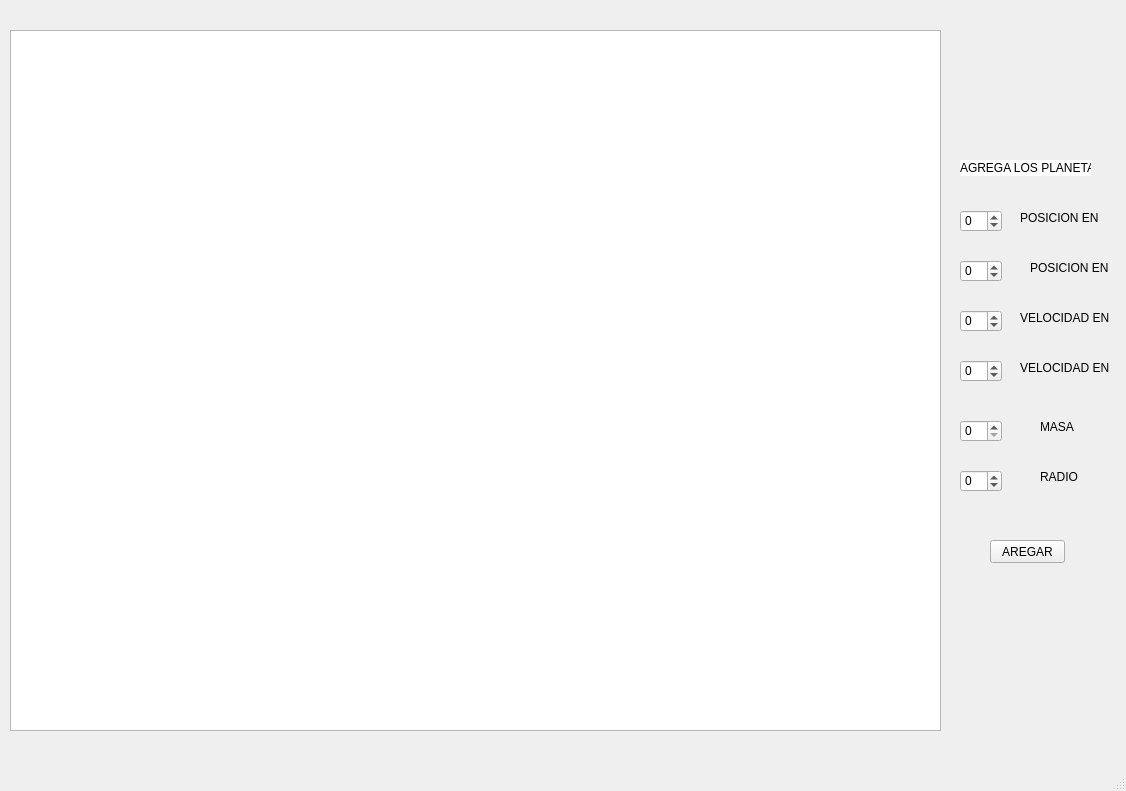
Above: mainwindow.ui from SebastianArroyo/Lab_6 before the change. Below: the same form after it.
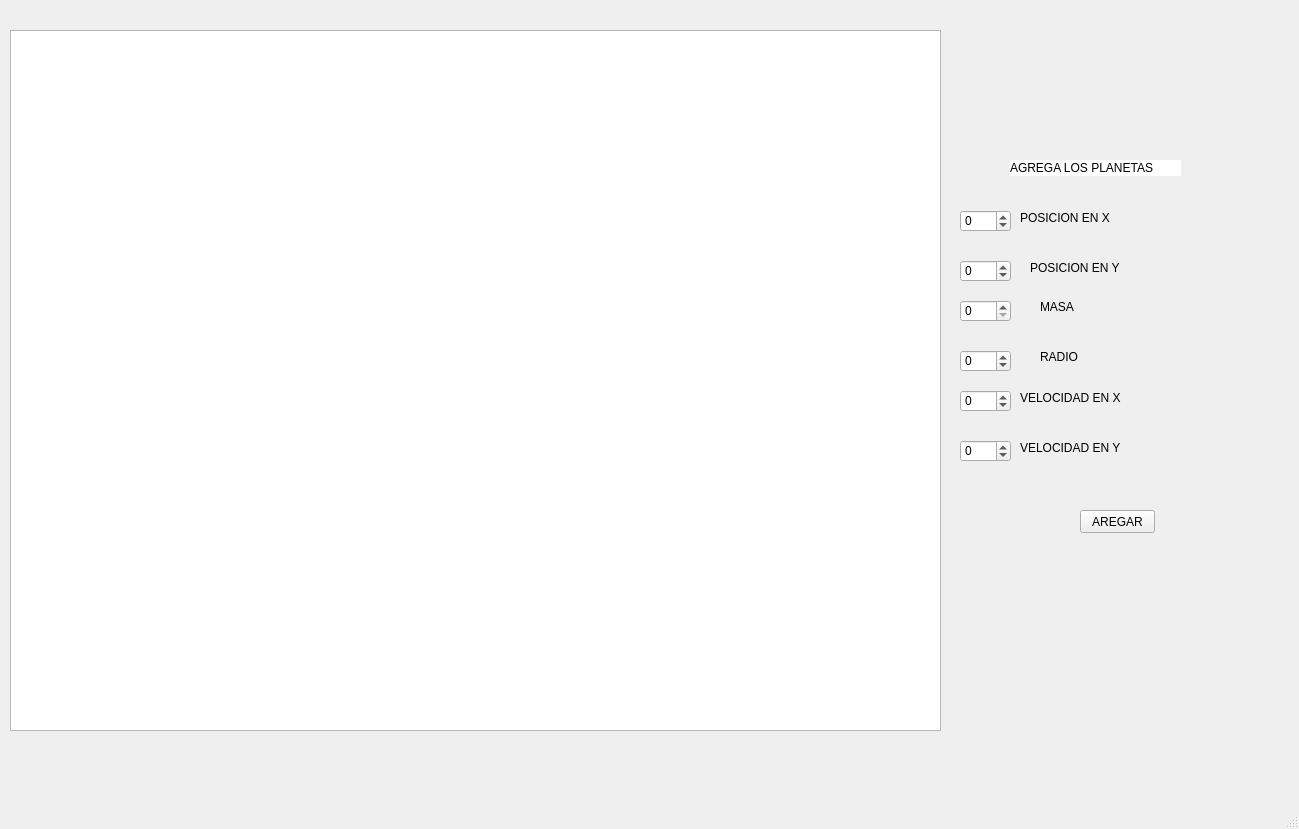
That is the form after the change.

What changed in the file:
```diff
--- a/mainwindow.ui
+++ b/mainwindow.ui
@@ -6,8 +6,8 @@
    <rect>
     <x>0</x>
     <y>0</y>
-    <width>1126</width>
-    <height>791</height>
+    <width>1299</width>
+    <height>829</height>
    </rect>
   </property>
   <property name="windowTitle">
@@ -28,8 +28,8 @@
     <property name="geometry">
      <rect>
       <x>960</x>
-      <y>470</y>
-      <width>42</width>
+      <y>350</y>
+      <width>51</width>
       <height>22</height>
      </rect>
     </property>
@@ -45,7 +45,7 @@
      <rect>
       <x>960</x>
       <y>210</y>
-      <width>42</width>
+      <width>51</width>
       <height>22</height>
      </rect>
     </property>
@@ -66,7 +66,7 @@
     <property name="geometry">
      <rect>
       <x>1040</x>
-      <y>470</y>
+      <y>350</y>
       <width>47</width>
       <height>13</height>
      </rect>
@@ -79,8 +79,8 @@
     <property name="geometry">
      <rect>
       <x>1020</x>
-      <y>310</y>
-      <width>91</width>
+      <y>390</y>
+      <width>121</width>
       <height>16</height>
      </rect>
     </property>
@@ -93,7 +93,7 @@
      <rect>
       <x>1020</x>
       <y>210</y>
-      <width>81</width>
+      <width>111</width>
       <height>16</height>
      </rect>
     </property>
@@ -105,7 +105,7 @@
     <property name="geometry">
      <rect>
       <x>1040</x>
-      <y>420</y>
+      <y>300</y>
       <width>47</width>
       <height>13</height>
      </rect>
@@ -119,7 +119,7 @@
      <rect>
       <x>960</x>
       <y>260</y>
-      <width>42</width>
+      <width>51</width>
       <height>22</height>
      </rect>
     </property>
@@ -135,7 +135,7 @@
      <rect>
       <x>1030</x>
       <y>260</y>
-      <width>81</width>
+      <width>111</width>
       <height>16</height>
      </rect>
     </property>
@@ -147,8 +147,8 @@
     <property name="geometry">
      <rect>
       <x>1020</x>
-      <y>360</y>
-      <width>91</width>
+      <y>440</y>
+      <width>121</width>
       <height>16</height>
      </rect>
     </property>
@@ -160,8 +160,8 @@
     <property name="geometry">
      <rect>
       <x>960</x>
-      <y>360</y>
-      <width>42</width>
+      <y>440</y>
+      <width>51</width>
       <height>22</height>
      </rect>
     </property>
@@ -176,8 +176,8 @@
     <property name="geometry">
      <rect>
       <x>960</x>
-      <y>420</y>
-      <width>42</width>
+      <y>300</y>
+      <width>51</width>
       <height>22</height>
      </rect>
     </property>
@@ -194,8 +194,8 @@
    <widget class="QPushButton" name="pushButton_2">
     <property name="geometry">
      <rect>
-      <x>990</x>
-      <y>540</y>
+      <x>1080</x>
+      <y>510</y>
       <width>75</width>
       <height>23</height>
      </rect>
@@ -207,9 +207,9 @@
    <widget class="QLabel" name="label">
     <property name="geometry">
      <rect>
-      <x>960</x>
+      <x>1010</x>
       <y>160</y>
-      <width>131</width>
+      <width>171</width>
       <height>16</height>
      </rect>
     </property>
@@ -224,8 +224,8 @@
     <property name="geometry">
      <rect>
       <x>960</x>
-      <y>310</y>
-      <width>42</width>
+      <y>390</y>
+      <width>51</width>
       <height>22</height>
      </rect>
     </property>
```
Left out of the diff: 6 changed lines with no effect on the pictures.
